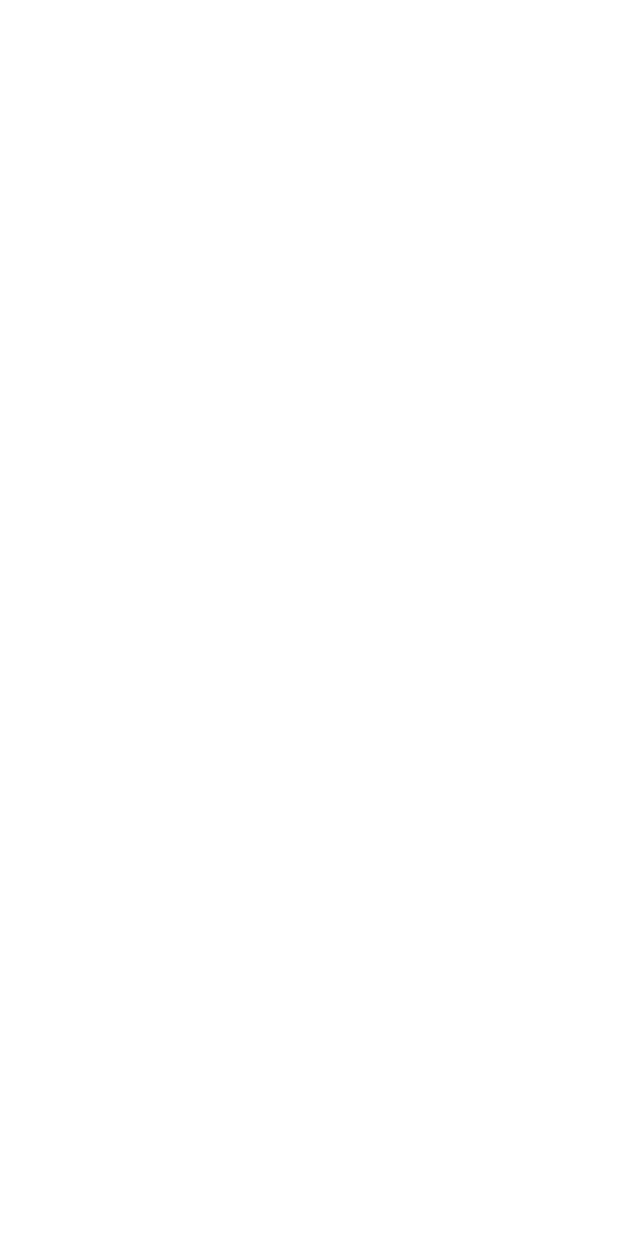
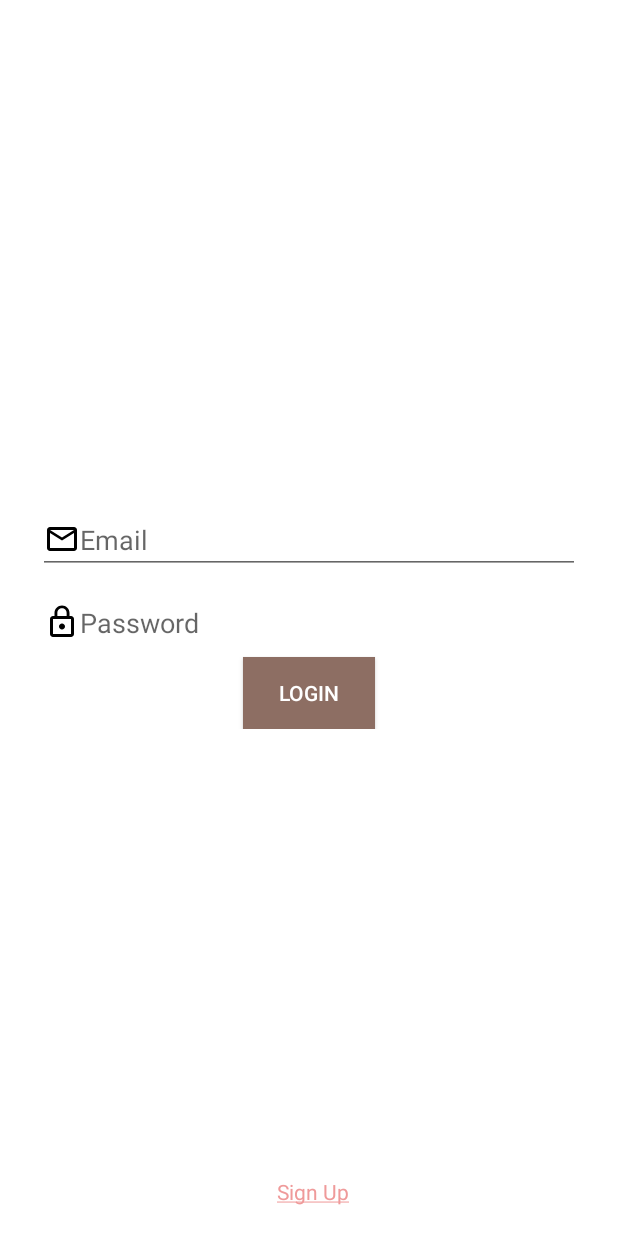
Before and after one commit to NehaSukhlecha/SQLSample, an Android app: the screen it shows after launch (LoginActivity), on a phone screen of 412 x 824 dp. Before the commit the screen is empty. Run offline under Robolectric (Android 15) with nearby library versions, the phone set to English and light mode, and no system bars.

Commit message:
splash and loging UI

```diff
--- a/app/src/main/AndroidManifest.xml
+++ b/app/src/main/AndroidManifest.xml
@@ -16,7 +16,8 @@
                 <category android:name="android.intent.category.LAUNCHER" />
             </intent-filter>
         </activity>
-        <activity android:name=".LoginActivity"></activity>
+        <activity android:name=".LoginActivity" />
+        <activity android:name=".activities.SignUpActivity"></activity>
     </application>
 
 </manifest>
--- a/app/src/main/java/org/sqlsample/LoginActivity.java
+++ b/app/src/main/java/org/sqlsample/LoginActivity.java
@@ -1,13 +1,48 @@
 package org.sqlsample;
 
+import android.content.Intent;
 import android.support.v7.app.AppCompatActivity;
 import android.os.Bundle;
+import android.text.Html;
+import android.view.View;
+import android.widget.Button;
+import android.widget.EditText;
+import android.widget.TextView;
+
+import org.sqlsample.activities.SignUpActivity;
 
 public class LoginActivity extends AppCompatActivity {
+
+    private EditText editText_email,editText_password;
+    private TextView textView_signUp;
+    private Button button_login;
 
     @Override
     protected void onCreate(Bundle savedInstanceState) {
         super.onCreate(savedInstanceState);
         setContentView(R.layout.activity_login);
+
+        editText_email = findViewById(R.id.editText_email);
+        editText_password= findViewById(R.id.editText_password);
+        textView_signUp= findViewById(R.id.textView_signUp);
+        String strSignUp = getResources().getString(R.string.signUp);
+        textView_signUp.setText(Html.fromHtml(strSignUp));
+        button_login  = findViewById(R.id.button_login);
+
+
+        button_login.setOnClickListener(new View.OnClickListener() {
+            @Override
+            public void onClick(View view) {
+
+            }
+        });
+
+        textView_signUp.setOnClickListener(new View.OnClickListener() {
+            @Override
+            public void onClick(View view) {
+                Intent intent = new Intent(LoginActivity.this,SignUpActivity.class);
+                startActivity(intent);
+            }
+        });
     }
 }
--- /dev/null
+++ b/app/src/main/res/drawable/ic_mail.xml
@@ -0,0 +1,9 @@
+<vector xmlns:android="http://schemas.android.com/apk/res/android"
+        android:width="24dp"
+        android:height="24dp"
+        android:viewportWidth="24.0"
+        android:viewportHeight="24.0">
+    <path
+        android:fillColor="#FF000000"
+        android:pathData="M20,4L4,4c-1.1,0 -1.99,0.9 -1.99,2L2,18c0,1.1 0.9,2 2,2h16c1.1,0 2,-0.9 2,-2L22,6c0,-1.1 -0.9,-2 -2,-2zM20,18L4,18L4,8l8,5 8,-5v10zM12,11L4,6h16l-8,5z"/>
+</vector>
--- /dev/null
+++ b/app/src/main/res/drawable/ic_password.xml
@@ -0,0 +1,9 @@
+<vector xmlns:android="http://schemas.android.com/apk/res/android"
+        android:width="24dp"
+        android:height="24dp"
+        android:viewportWidth="24.0"
+        android:viewportHeight="24.0">
+    <path
+        android:fillColor="#FF000000"
+        android:pathData="M12,17c1.1,0 2,-0.9 2,-2s-0.9,-2 -2,-2 -2,0.9 -2,2 0.9,2 2,2zM18,8h-1L17,6c0,-2.76 -2.24,-5 -5,-5S7,3.24 7,6v2L6,8c-1.1,0 -2,0.9 -2,2v10c0,1.1 0.9,2 2,2h12c1.1,0 2,-0.9 2,-2L20,10c0,-1.1 -0.9,-2 -2,-2zM8.9,6c0,-1.71 1.39,-3.1 3.1,-3.1s3.1,1.39 3.1,3.1v2L8.9,8L8.9,6zM18,20L6,20L6,10h12v10z"/>
+</vector>
--- a/app/src/main/res/layout/activity_login.xml
+++ b/app/src/main/res/layout/activity_login.xml
@@ -1,9 +1,72 @@
 <?xml version="1.0" encoding="utf-8"?>
-<android.support.constraint.ConstraintLayout xmlns:android="http://schemas.android.com/apk/res/android"
-    xmlns:app="http://schemas.android.com/apk/res-auto"
+<RelativeLayout xmlns:android="http://schemas.android.com/apk/res/android"
     xmlns:tools="http://schemas.android.com/tools"
     android:layout_width="match_parent"
     android:layout_height="match_parent"
-    tools:context="org.sqlsample.LoginActivity">
+    tools:context="org.sqlsample.SplashActivity">
 
-</android.support.constraint.ConstraintLayout>
+   <LinearLayout
+       android:layout_width="match_parent"
+       android:layout_height="wrap_content"
+       android:layout_centerInParent="true"
+       android:id="@+id/linearLayout"
+       android:padding="25dp"
+       android:orientation="vertical">
+
+
+       <EditText
+           android:id="@+id/editText_email"
+           android:layout_width="match_parent"
+           android:layout_height="wrap_content"
+           android:ems="10"
+           android:maxLines="1"
+           android:hint="@string/email"
+           android:inputType="textEmailAddress"
+           android:drawableLeft="@drawable/ic_mail" />
+
+       <EditText
+           android:id="@+id/editText_password"
+           android:layout_width="match_parent"
+           android:layout_height="match_parent"
+           android:layout_marginTop="10dp"
+           android:ems="10"
+           android:hint="@string/password"
+           android:maxLines="1"
+           android:inputType="textPassword"
+           android:drawableLeft="@drawable/ic_password">
+           <requestFocus/>
+       </EditText>
+
+       <Button
+           android:id="@+id/button_login"
+           android:layout_width="wrap_content"
+           android:layout_height="wrap_content"
+           android:layout_gravity="center"
+           android:background="@color/colorPrimary"
+           android:textColor="@color/colorWhite"
+           android:text="@string/login" />
+
+   </LinearLayout>
+
+
+    <LinearLayout
+        android:layout_width="match_parent"
+        android:layout_height="wrap_content"
+        android:layout_margin="20dp"
+        android:layout_alignParentBottom="true"
+        android:gravity="center_horizontal"
+        android:orientation="horizontal">
+
+        <TextView
+            android:id="@+id/textView_signUp"
+            android:layout_width="wrap_content"
+            android:layout_height="match_parent"
+            android:layout_marginLeft="5dp"
+            android:gravity="center_vertical"
+            android:textColor="@color/colorPrimary"
+            android:text="@string/signUp" />
+    </LinearLayout>
+
+
+
+</RelativeLayout>
--- a/app/src/main/res/values/colors.xml
+++ b/app/src/main/res/values/colors.xml
@@ -2,6 +2,8 @@
 <resources>
     <color name="colorPrimary">#8D6E63</color>
     <color name="colorPrimaryDark">#5D4037</color>
-    <color name="colorAccent">#e57373</color>
+    <color name="colorAccent">#ffffff</color>
     <color name="colorWhite">#ffffff</color>
+    <color name="colorPink">#ef9a9a</color>
+
 </resources>
--- a/app/src/main/res/values/strings.xml
+++ b/app/src/main/res/values/strings.xml
@@ -1,3 +1,14 @@
 <resources>
     <string name="app_name">SQLSample</string>
+    <string name="hint_email">Enter email here ..</string>
+    <string name="hint_password">Enter password here ..</string>
+    <string name="login">Login</string>
+    <string name="sign_up">Sign Up</string>
+    <string name="signUp"><![CDATA[<u><font color=#ef9a9a>Sign Up</u>]]></string>
+    <string name="first_name">First name</string>
+    <string name="last_name">Last name</string>
+    <string name="email">Email</string>
+    <string name="password">Password</string>
+    <string name="mobile">Mobile</string>
+
 </resources>
--- a/app/src/main/res/values/styles.xml
+++ b/app/src/main/res/values/styles.xml
@@ -1,14 +1,14 @@
 <resources>
 
     <!-- Base application theme. -->
-    <style name="AppTheme" parent="Theme.AppCompat.Light.DarkActionBar">
+    <style name="AppTheme" parent="Base.Theme.AppCompat.Light.DarkActionBar">
         <!-- Customize your theme here. -->
         <item name="colorPrimary">@color/colorPrimary</item>
         <item name="colorPrimaryDark">@color/colorPrimaryDark</item>
         <item name="colorAccent">@color/colorAccent</item>
+        <item name="android:windowBackground">@color/colorWhite</item>
+
     </style>
-
-
     <style name="AppTheme.NoActionBar" parent="AppTheme">
         <item name="colorPrimary">@color/colorPrimary</item>
         <item name="colorPrimaryDark">@color/colorPrimaryDark</item>
--- a/gradle.properties
+++ b/gradle.properties
@@ -11,6 +11,7 @@
 # The setting is particularly useful for tweaking memory settings.
 org.gradle.jvmargs=-Xmx1536m
 
+
 # When configured, Gradle will run in incubating parallel mode.
 # This option should only be used with decoupled projects. More details, visit
 # http://www.gradle.org/docs/current/userguide/multi_project_builds.html#sec:decoupled_projects
```
Also changed, not shown: app/src/main/java/org/sqlsample/activities/SignUpActivity.java (added, +38 -0 lines), app/src/main/res/drawable/ic_phone.xml (added, +9 -0 lines), app/src/main/res/drawable/ic_user.xml (added, +9 -0 lines), app/src/main/res/layout/activity_sign_up.xml (added, +97 -0 lines), 3 other files.
